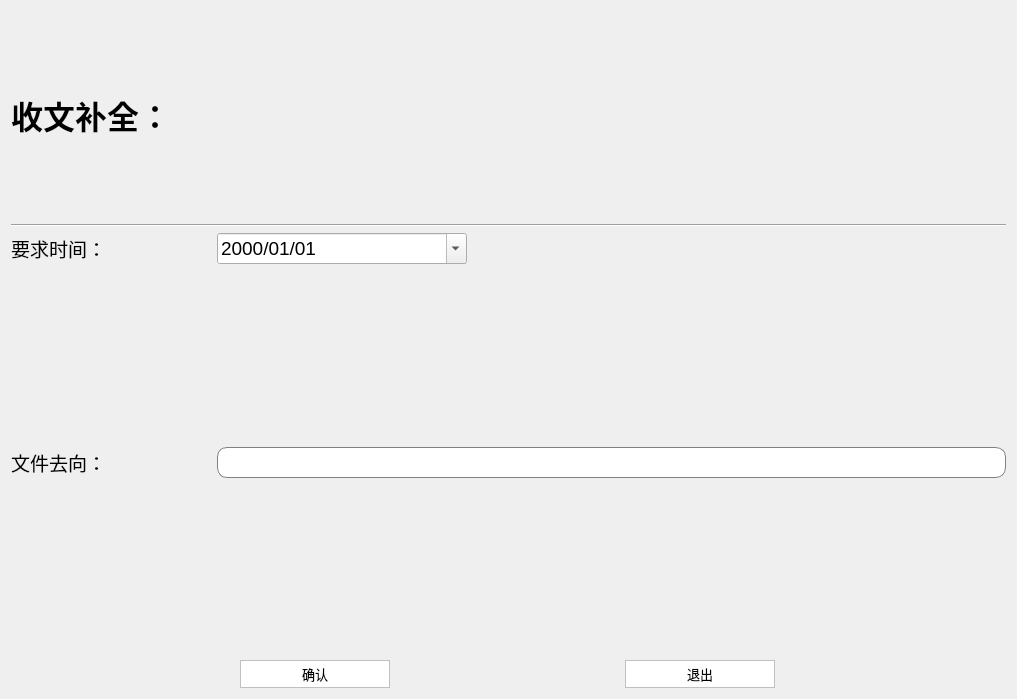
Qt form ui_dir/revfilebq.ui (wind-sword/Audit) before a commit.
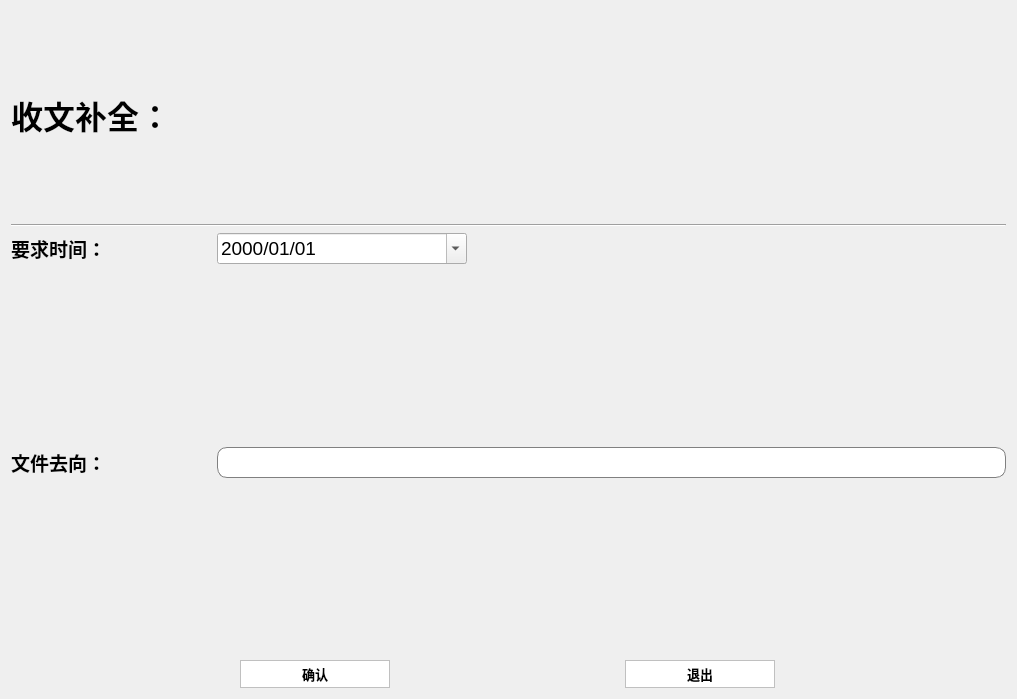
The same form after that commit.

The edit to the form file:
```diff
--- a/ui_dir/revfilebq.ui
+++ b/ui_dir/revfilebq.ui
@@ -101,6 +101,8 @@
        <property name="font">
         <font>
          <pointsize>14</pointsize>
+         <weight>75</weight>
+         <bold>true</bold>
         </font>
        </property>
        <property name="text">
@@ -150,6 +152,8 @@
        <property name="font">
         <font>
          <pointsize>14</pointsize>
+         <weight>75</weight>
+         <bold>true</bold>
         </font>
        </property>
        <property name="text">
@@ -186,7 +190,10 @@
        </property>
        <property name="font">
         <font>
+         <family>Agency FB</family>
          <pointsize>10</pointsize>
+         <weight>75</weight>
+         <bold>true</bold>
         </font>
        </property>
        <property name="focusPolicy">
@@ -213,7 +220,10 @@
        </property>
        <property name="font">
         <font>
+         <family>Agency FB</family>
          <pointsize>10</pointsize>
+         <weight>75</weight>
+         <bold>true</bold>
         </font>
        </property>
        <property name="focusPolicy">
```
